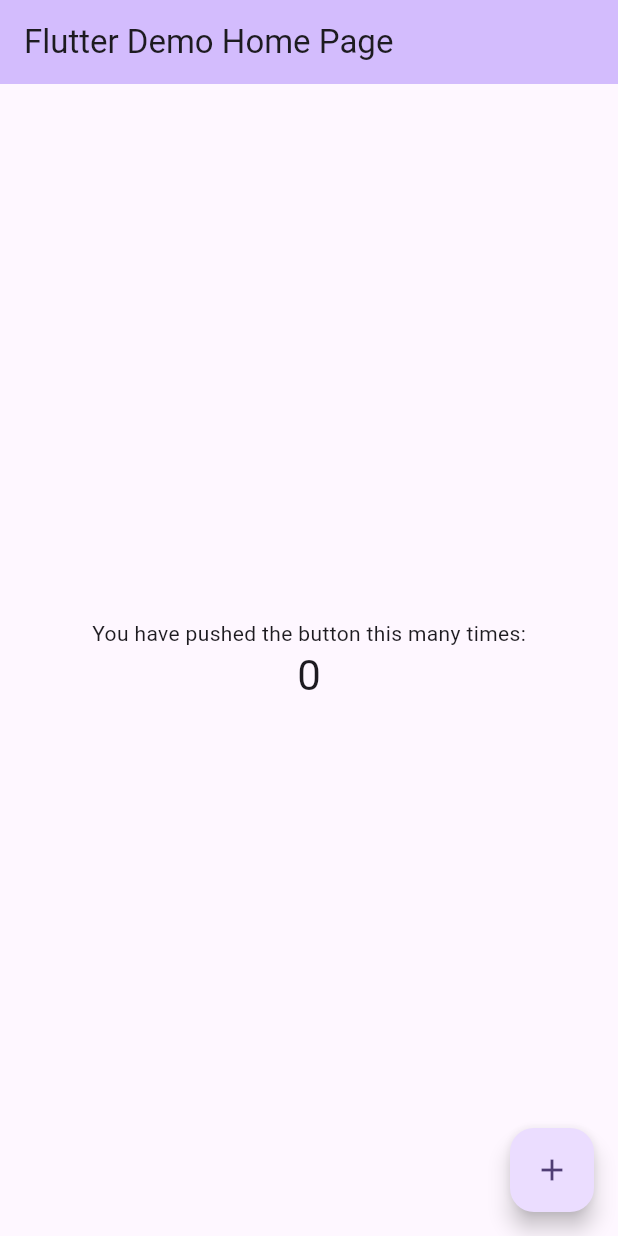
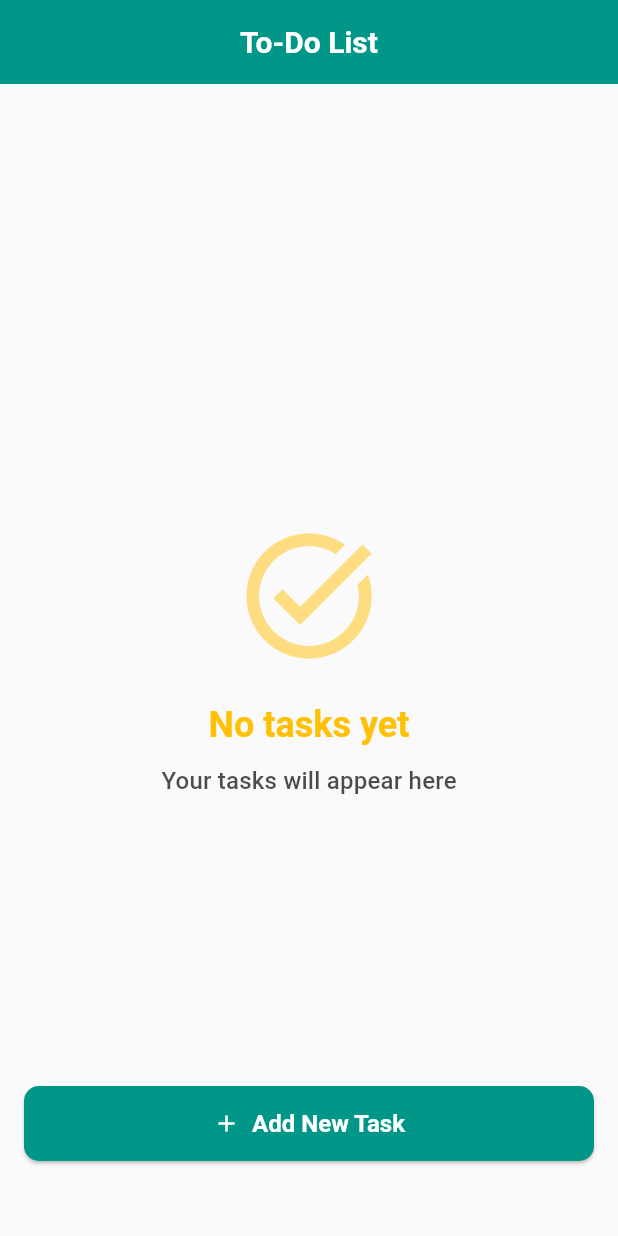
Before and after one commit to aniljailta/bookish-engine, a Flutter app: the screen it shows after launch, on a phone screen of 412 x 824 dp. Run offline on Flutter 3.47's test engine with Material 3 defaults, Android fonts, the phone set to English and light mode, and no system bars; our stand-ins replace get, get_it, sqflite; accounts and stored records are empty.

Commit message:
first commit

```diff
--- /dev/null
+++ b/lib/app_pages.dart
@@ -0,0 +1,11 @@
+import 'package:get/get.dart';
+
+import 'presentation/screens/task/add_task_page.dart';
+import 'presentation/screens/Home/homepage.dart';
+
+class AppPages {
+  static final routes = [
+    GetPage(name: '/', page: () => HomePage()),
+    GetPage(name: '/add', page: () => AddTaskPage()),
+  ];
+}
--- /dev/null
+++ b/lib/config/apptheme.dart
@@ -0,0 +1,58 @@
+import 'package:flutter/material.dart';
+
+class AppTheme {
+  static final ThemeData lightTheme = ThemeData(
+    scaffoldBackgroundColor: Colors.grey[50],
+    appBarTheme: const AppBarTheme(
+      color: Colors.teal,
+      elevation: 2,
+      titleTextStyle: TextStyle(
+        color: Colors.white,
+        fontSize: 20,
+        fontWeight: FontWeight.bold,
+      ),
+    ),
+    floatingActionButtonTheme: const FloatingActionButtonThemeData(
+      backgroundColor: Colors.amber,
+      foregroundColor: Colors.white,
+    ),
+    textTheme: const TextTheme(
+      displayLarge: TextStyle(
+          fontSize: 32, fontWeight: FontWeight.bold, color: Colors.teal),
+      titleLarge: TextStyle(
+          fontSize: 20, fontWeight: FontWeight.bold, color: Colors.teal),
+      bodyLarge: TextStyle(fontSize: 16, color: Colors.black87),
+      bodyMedium: TextStyle(fontSize: 14, color: Colors.black54),
+    ),
+    cardTheme: CardTheme(
+      color: Colors.white,
+      elevation: 4,
+      margin: const EdgeInsets.symmetric(vertical: 8, horizontal: 16),
+      shape: RoundedRectangleBorder(
+        borderRadius: BorderRadius.circular(10),
+      ),
+    ),
+    inputDecorationTheme: InputDecorationTheme(
+      border: OutlineInputBorder(
+        borderRadius: BorderRadius.circular(10),
+      ),
+      focusedBorder: OutlineInputBorder(
+        borderSide: const BorderSide(color: Colors.teal),
+        borderRadius: BorderRadius.circular(10),
+      ),
+      labelStyle: const TextStyle(color: Colors.teal),
+    ),
+    elevatedButtonTheme: ElevatedButtonThemeData(
+      style: ElevatedButton.styleFrom(
+        foregroundColor: Colors.white,
+        backgroundColor: Colors.teal,
+        textStyle: const TextStyle(fontSize: 16, fontWeight: FontWeight.bold),
+        shape: RoundedRectangleBorder(
+          borderRadius: BorderRadius.circular(10),
+        ),
+      ),
+    ),
+    colorScheme: ColorScheme.fromSwatch(primarySwatch: Colors.teal)
+        .copyWith(secondary: Colors.amber),
+  );
+}
--- /dev/null
+++ b/lib/data/repositories/task_repository.dart
@@ -0,0 +1,26 @@
+import '../../domain/entities/task.dart';
+import '../../domain/repositories/task_repository_interface.dart';
+import '../models/task_model.dart';
+import '../services/db_service.dart';
+
+class TaskRepository implements ITaskRepository {
+  final DBService _dbService;
+
+  TaskRepository(this._dbService);
+
+  @override
+  Future<void> addTask(Task task) async {
+    await _dbService.addTask(TaskModel(id: task.id, title: task.title).toMap());
+  }
+
+  @override
+  Future<void> deleteTask(int id) async {
+    await _dbService.deleteTask(id);
+  }
+
+  @override
+  Future<List<Task>> getTasks() async {
+    final taskMaps = await _dbService.getTasks();
+    return taskMaps.map((taskMap) => TaskModel.fromMap(taskMap)).toList();
+  }
+}
--- /dev/null
+++ b/lib/domain/entities/task.dart
@@ -0,0 +1,6 @@
+class Task {
+  int? id;
+  String title;
+
+  Task({this.id, required this.title});
+}
--- /dev/null
+++ b/lib/domain/repositories/task_repository_interface.dart
@@ -0,0 +1,7 @@
+import '../entities/task.dart';
+
+abstract class ITaskRepository {
+  Future<void> addTask(Task task);
+  Future<void> deleteTask(int id);
+  Future<List<Task>> getTasks();
+}
--- /dev/null
+++ b/lib/domain/usecases/add_task.dart
@@ -0,0 +1,12 @@
+import '../entities/task.dart';
+import '../repositories/task_repository_interface.dart';
+
+class AddTask {
+  final ITaskRepository repository;
+
+  AddTask(this.repository);
+
+  Future<void> call(Task task) async {
+    await repository.addTask(task);
+  }
+}
--- /dev/null
+++ b/lib/domain/usecases/delete_task.dart
@@ -0,0 +1,11 @@
+import '../repositories/task_repository_interface.dart';
+
+class DeleteTask {
+  final ITaskRepository repository;
+
+  DeleteTask(this.repository);
+
+  Future<void> call(int id) async {
+    await repository.deleteTask(id);
+  }
+}
--- /dev/null
+++ b/lib/domain/usecases/get_tasks.dart
@@ -0,0 +1,12 @@
+import '../entities/task.dart';
+import '../repositories/task_repository_interface.dart';
+
+class GetTasks {
+  final ITaskRepository repository;
+
+  GetTasks(this.repository);
+
+  Future<List<Task>> call() async {
+    return await repository.getTasks();
+  }
+}
--- a/lib/main.dart
+++ b/lib/main.dart
@@ -1,125 +1,27 @@
 import 'package:flutter/material.dart';
+import 'package:get/get.dart';
+import 'package:todo_list/app_pages.dart';
+import 'config/apptheme.dart';
+import 'di/injection.dart' as get_it;
 
-void main() {
+void main() async {
+  WidgetsFlutterBinding.ensureInitialized();
+  get_it.setupLocator();
+
   runApp(const MyApp());
 }
 
 class MyApp extends StatelessWidget {
   const MyApp({super.key});
 
-  // This widget is the root of your application.
   @override
   Widget build(BuildContext context) {
-    return MaterialApp(
-      title: 'Flutter Demo',
-      theme: ThemeData(
-        // This is the theme of your application.
-        //
-        // TRY THIS: Try running your application with "flutter run". You'll see
-        // the application has a purple toolbar. Then, without quitting the app,
-        // try changing the seedColor in the colorScheme below to Colors.green
-        // and then invoke "hot reload" (save your changes or press the "hot
-        // reload" button in a Flutter-supported IDE, or press "r" if you used
-        // the command line to start the app).
-        //
-        // Notice that the counter didn't reset back to zero; the application
-        // state is not lost during the reload. To reset the state, use hot
-        // restart instead.
-        //
-        // This works for code too, not just values: Most code changes can be
-        // tested with just a hot reload.
-        colorScheme: ColorScheme.fromSeed(seedColor: Colors.deepPurple),
-        useMaterial3: true,
-      ),
-      home: const MyHomePage(title: 'Flutter Demo Home Page'),
+    return GetMaterialApp(
+      title: 'To Do',
+      debugShowCheckedModeBanner: false,
+      theme: AppTheme.lightTheme,
+      initialRoute: '/',
+      getPages: AppPages.routes,
     );
   }
 }
-
-class MyHomePage extends StatefulWidget {
-  const MyHomePage({super.key, required this.title});
-
-  // This widget is the home page of your application. It is stateful, meaning
-  // that it has a State object (defined below) that contains fields that affect
-  // how it looks.
-
-  // This class is the configuration for the state. It holds the values (in this
-  // case the title) provided by the parent (in this case the App widget) and
-  // used by the build method of the State. Fields in a Widget subclass are
-  // always marked "final".
-
-  final String title;
-
-  @override
-  State<MyHomePage> createState() => _MyHomePageState();
-}
-
-class _MyHomePageState extends State<MyHomePage> {
-  int _counter = 0;
-
-  void _incrementCounter() {
-    setState(() {
-      // This call to setState tells the Flutter framework that something has
-      // changed in this State, which causes it to rerun the build method below
-      // so that the display can reflect the updated values. If we changed
-      // _counter without calling setState(), then the build method would not be
-      // called again, and so nothing would appear to happen.
-      _counter++;
-    });
-  }
-
-  @override
-  Widget build(BuildContext context) {
-    // This method is rerun every time setState is called, for instance as done
-    // by the _incrementCounter method above.
-    //
-    // The Flutter framework has been optimized to make rerunning build methods
-    // fast, so that you can just rebuild anything that needs updating rather
-    // than having to individually change instances of widgets.
-    return Scaffold(
-      appBar: AppBar(
-        // TRY THIS: Try changing the color here to a specific color (to
-        // Colors.amber, perhaps?) and trigger a hot reload to see the AppBar
-        // change color while the other colors stay the same.
-        backgroundColor: Theme.of(context).colorScheme.inversePrimary,
-        // Here we take the value from the MyHomePage object that was created by
-        // the App.build method, and use it to set our appbar title.
-        title: Text(widget.title),
-      ),
-      body: Center(
-        // Center is a layout widget. It takes a single child and positions it
-        // in the middle of the parent.
-        child: Column(
-          // Column is also a layout widget. It takes a list of children and
-          // arranges them vertically. By default, it sizes itself to fit its
-          // children horizontally, and tries to be as tall as its parent.
-          //
-          // Column has various properties to control how it sizes itself and
-          // how it positions its children. Here we use mainAxisAlignment to
-          // center the children vertically; the main axis here is the vertical
-          // axis because Columns are vertical (the cross axis would be
-          // horizontal).
-          //
-          // TRY THIS: Invoke "debug painting" (choose the "Toggle Debug Paint"
-          // action in the IDE, or press "p" in the console), to see the
-          // wireframe for each widget.
-          mainAxisAlignment: MainAxisAlignment.center,
-          children: <Widget>[
-            const Text(
-              'You have pushed the button this many times:',
-            ),
-            Text(
-              '$_counter',
-              style: Theme.of(context).textTheme.headlineMedium,
-            ),
-          ],
-        ),
-      ),
-      floatingActionButton: FloatingActionButton(
-        onPressed: _incrementCounter,
-        tooltip: 'Increment',
-        child: const Icon(Icons.add),
-      ), // This trailing comma makes auto-formatting nicer for build methods.
-    );
-  }
-}
--- /dev/null
+++ b/lib/presentation/controllers/task_controller.dart
@@ -0,0 +1,40 @@
+import 'package:get/get.dart';
+import '../../domain/entities/task.dart';
+import '../../domain/usecases/add_task.dart';
+import '../../domain/usecases/delete_task.dart';
+import '../../domain/usecases/get_tasks.dart';
+
+class TaskController extends GetxController {
+  final AddTask addTaskUseCase;
+  final DeleteTask deleteTaskUseCase;
+  final GetTasks getTasksUseCase;
+
+  TaskController({
+    required this.addTaskUseCase,
+    required this.deleteTaskUseCase,
+    required this.getTasksUseCase,
+  });
+
+  var taskList = <Task>[].obs;
+
+  @override
+  void onInit() {
+    super.onInit();
+    loadTasks();
+  }
+
+  Future<void> loadTasks() async {
+    final tasks = await getTasksUseCase();
+    taskList.assignAll(tasks);
+  }
+
+  Future<void> addTask(String title) async {
+    await addTaskUseCase(Task(title: title));
+    loadTasks();
+  }
+
+  Future<void> deleteTask(int id) async {
+    await deleteTaskUseCase(id);
+    loadTasks();
+  }
+}
--- /dev/null
+++ b/lib/presentation/screens/Home/homepage.dart
@@ -0,0 +1,103 @@
+import 'package:flutter/material.dart';
+import 'package:get/get.dart';
+import '../../../di/injection.dart';
+import '../../controllers/task_controller.dart';
+
+class HomePage extends StatelessWidget {
+  final TaskController taskController = locator<TaskController>();
+
+  HomePage({super.key});
+
+  @override
+  Widget build(BuildContext context) {
+    return Scaffold(
+      appBar: AppBar(
+        title: const Text('To-Do List'),
+        centerTitle: true,
+      ),
+      body: Stack(
+        children: [
+          Padding(
+            padding: const EdgeInsets.all(16.0),
+            child: Obx(() {
+              if (taskController.taskList.isEmpty) {
+                return Center(
+                  child: Column(
+                    mainAxisAlignment: MainAxisAlignment.center,
+                    children: [
+                      Icon(
+                        Icons.task_alt,
+                        size: 100,
+                        color: Theme.of(context)
+                            .colorScheme
+                            .secondary
+                            .withOpacity(0.5),
+                      ),
+                      const SizedBox(height: 20),
+                      Text(
+                        'No tasks yet',
+                        style: Theme.of(context)
+                            .textTheme
+                            .headlineSmall
+                            ?.copyWith(
+                              color: Theme.of(context).colorScheme.secondary,
+                              fontWeight: FontWeight.bold,
+                            ),
+                      ),
+                      const SizedBox(height: 10),
+                      Text(
+                        'Your tasks will appear here',
+                        style:
+                            Theme.of(context).textTheme.titleMedium?.copyWith(
+                                  color: Theme.of(context)
+                                      .colorScheme
+                                      .onSurface
+                                      .withOpacity(0.7),
+                                ),
+                      ),
+                    ],
+                  ),
+                );
+              } else {
+                return ListView.builder(
+                  itemCount: taskController.taskList.length,
+                  itemBuilder: (context, index) {
+                    final task = taskController.taskList[index];
+                    return Card(
+                      margin: const EdgeInsets.symmetric(vertical: 8.0),
+                      child: ListTile(
+                        title: Text(task.title),
+                        trailing: IconButton(
+                          icon: Icon(Icons.delete,
+                              color: Theme.of(context).colorScheme.secondary),
+                          onPressed: () {
+                            taskController.deleteTask(task.id!);
+                          },
+                        ),
+                      ),
+                    );
+                  },
+                );
+              }
+            }),
+          ),
+          Positioned(
+            left: 16,
+            right: 16,
+            bottom: 50,
+            child: ElevatedButton.icon(
+              onPressed: () => Get.toNamed('/add'),
+              icon: const Icon(Icons.add),
+              label: const Text('Add New Task'),
+              style: ElevatedButton.styleFrom(
+                padding:
+                    const EdgeInsets.symmetric(horizontal: 20, vertical: 12),
+                minimumSize: const Size(double.infinity, 50),
+              ),
+            ),
+          ),
+        ],
+      ),
+    );
+  }
+}
```
Also changed, not shown: lib/data/models/task_model.dart (added, +15 -0 lines), lib/data/services/db_service.dart (added, +50 -0 lines), lib/di/injection.dart (added, +33 -0 lines), lib/presentation/screens/task/add_task_page.dart (added, +45 -0 lines), pubspec.yaml (+12 -3 lines), pubspec.lock, 12 other files.
